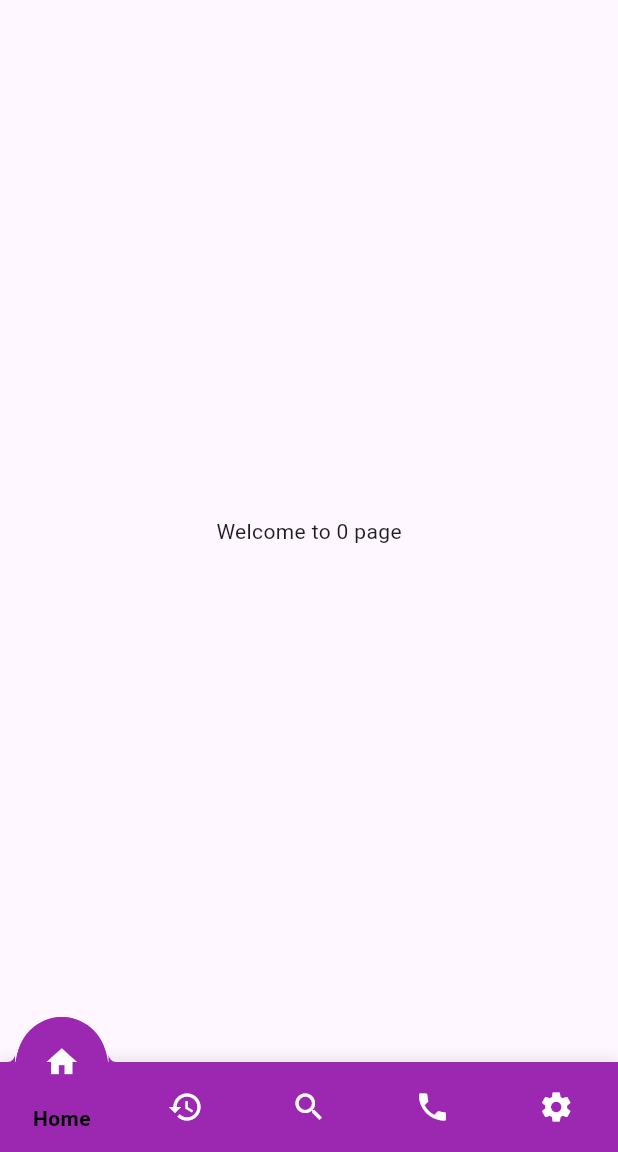
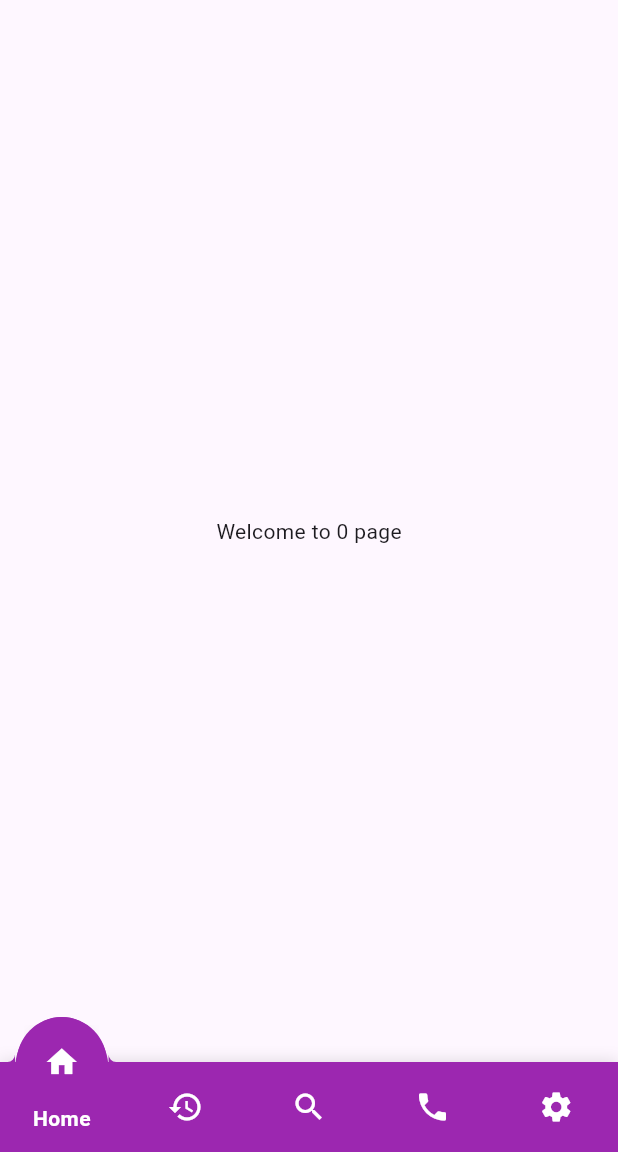
Before and after one commit to jinosh05/fancy_bottom_navigation_plus, a Flutter app: the screen it shows after launch, on a phone screen of 412 x 824 dp, the part 84-1236 px from its top. Run offline on Flutter 3.47's test engine with Material 3 defaults, Android fonts, the phone set to English and light mode, and no system bars.

Commit message:
Minor update

```diff
--- a/example/pubspec.yaml
+++ b/example/pubspec.yaml
@@ -4,7 +4,7 @@ publish_to: "none"
 version: 1.0.0+1
 
 environment:
-  sdk: ">=2.12.0 <3.0.0"
+  sdk: ^2.12.0
 
 dependencies:
   flutter:
@@ -15,6 +15,6 @@ dependencies:
 dev_dependencies:
   flutter_test:
     sdk: flutter
-  flutter_lints: ^1.0.4
+  flutter_lints: ^2.0.2
 flutter:
   uses-material-design: true
--- a/lib/components/tab_item.dart
+++ b/lib/components/tab_item.dart
@@ -45,7 +45,7 @@ class TabItem extends StatelessWidget {
                   maxLines: 1,
                   style: titleStyle ??
                       const TextStyle(
-                          fontWeight: FontWeight.w600, color: Colors.black),
+                          fontWeight: FontWeight.w600, color: Colors.white),
                 ),
               ),
             ),
--- a/pubspec.yaml
+++ b/pubspec.yaml
@@ -4,7 +4,7 @@ version: 1.0.3
 homepage: https://github.com/jinosh05/fancy_bottom_navigation_plus
 
 environment:
-  sdk: ">=2.12.0 <3.0.0"
+  sdk: ^2.12.0
 
 dependencies:
   flutter:
```
Also changed, not shown: example/pubspec.lock, pubspec.lock.
